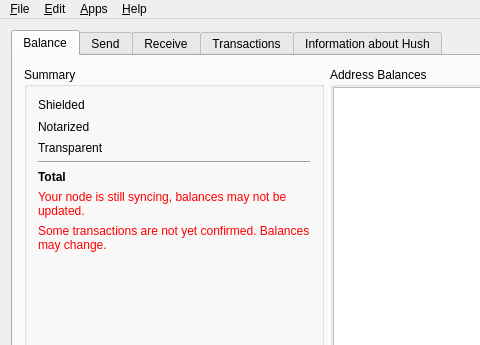
First picture: the form in src/mainwindow.ui, repository lcruz1618/SilentDragonLite, before the edit; both pictures show x 0 to 480 and y 0 to 345 of the 1274 by 779 pixel window.
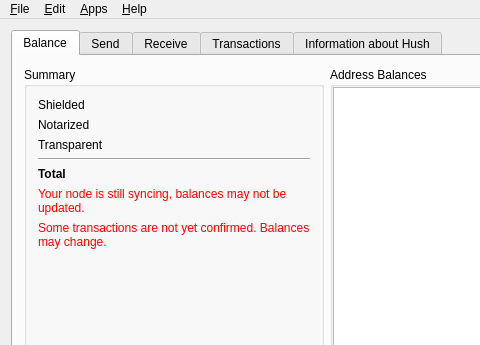
Second picture: the form after the edit. Icons and pictures are not drawn. Custom widgets are drawn as their Qt base class.

Commit message: Fix render issue mainwindow

Patch:
```diff
--- a/src/mainwindow.ui
+++ b/src/mainwindow.ui
@@ -92,11 +92,6 @@
                  </item>
                  <item>
                   <widget class="QLabel" name="balVerified">
-                   <property name="font">
-                    <font>
-                     <pointsize>11</pointsize>
-                    </font>
-                   </property>
                    <property name="text">
                     <string/>
                    </property>
```
